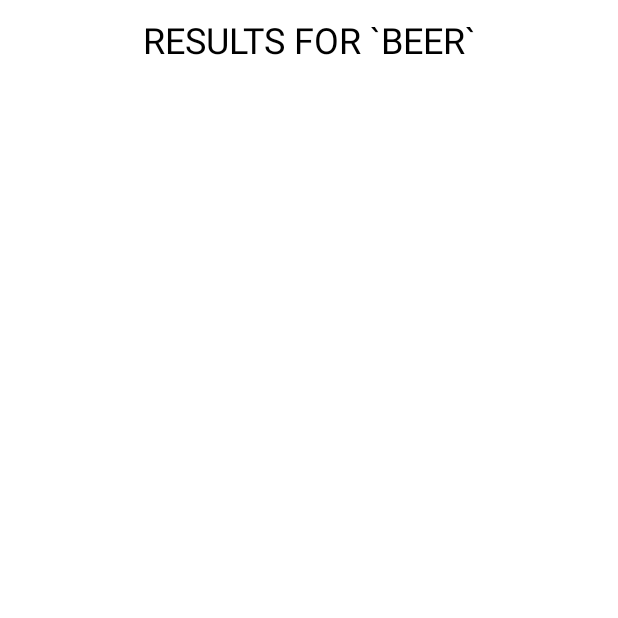
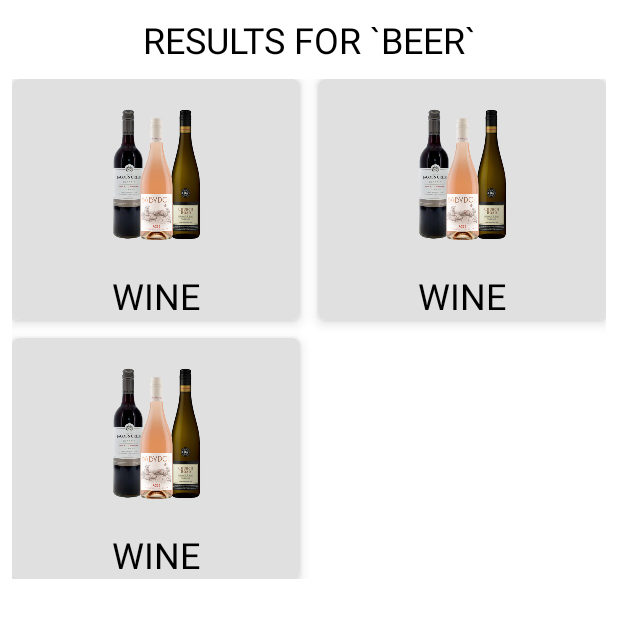
Before and after one commit to DylanChambo/DJ-Liquor, an Android app: the layout fragment_search.xml on its own in the app's theme, with its tools: preview values and no code run, on a phone screen of 412 x 824 dp. Shown: the top 618 px of the screen. Run offline under Robolectric (Android 15) with nearby library versions, the phone set to English and light mode, and no system bars.

Commit message:
Preliminary search function
Got the search function working, however it is not a recycler view and is only working with a grid view.

```diff
--- a/app/src/main/java/com/djliquor/app/adaptors/ProductAdaptor.java
+++ b/app/src/main/java/com/djliquor/app/adaptors/ProductAdaptor.java
@@ -17,7 +17,7 @@ import com.djliquor.app.models.Product;
 import java.util.ArrayList;
 import java.util.List;
 
-public class ProductAdaptor extends ArrayAdapter<Product> {
+public class ProductAdaptor extends ArrayAdapter {
 
     int mLayoutID;
     ArrayList<Product> mProducts;
--- a/app/src/main/res/layout/fragment_search.xml
+++ b/app/src/main/res/layout/fragment_search.xml
@@ -15,12 +15,18 @@
         android:textSize="24dp"
         android:padding="10dp"/>
 
-    <androidx.recyclerview.widget.RecyclerView
+    <GridView
+        android:id="@+id/search_test_View"
         android:layout_width="match_parent"
-        android:layout_height="match_parent">
+        android:layout_height="wrap_content"
+        android:layout_marginHorizontal="8dp"
+        android:horizontalSpacing="12dp"
+        android:numColumns="2"
+        android:verticalSpacing="12dp"
+        android:layout_gravity="bottom"
+        tools:listitem="@layout/category_list_view_item">
 
-
-    </androidx.recyclerview.widget.RecyclerView>
+    </GridView>
 
 
 </LinearLayout>
```
Also changed, not shown: app/src/main/java/com/djliquor/app/fragments/SearchFragment.java (+32 -0 lines).
